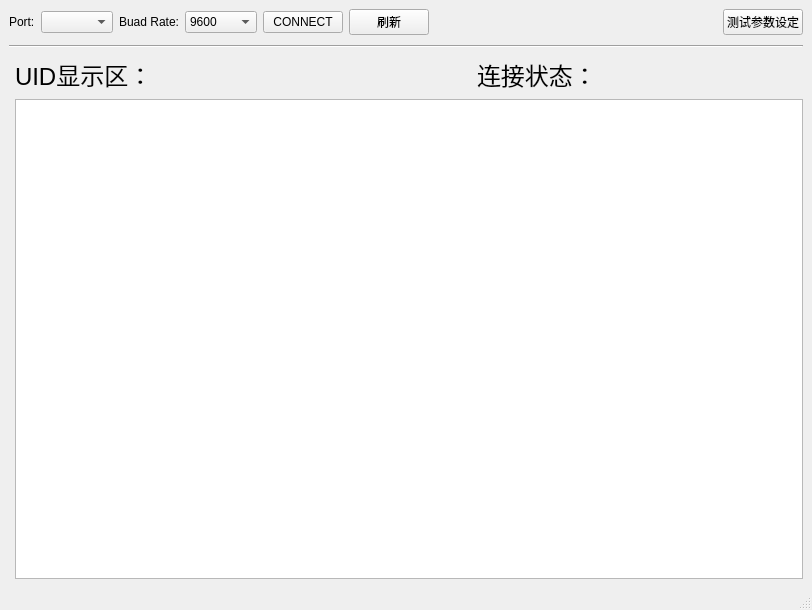
This is serialport.ui in inintrovert-zhang/qt_serial_app as Qt 5 draws it before an edit. The edited form follows.
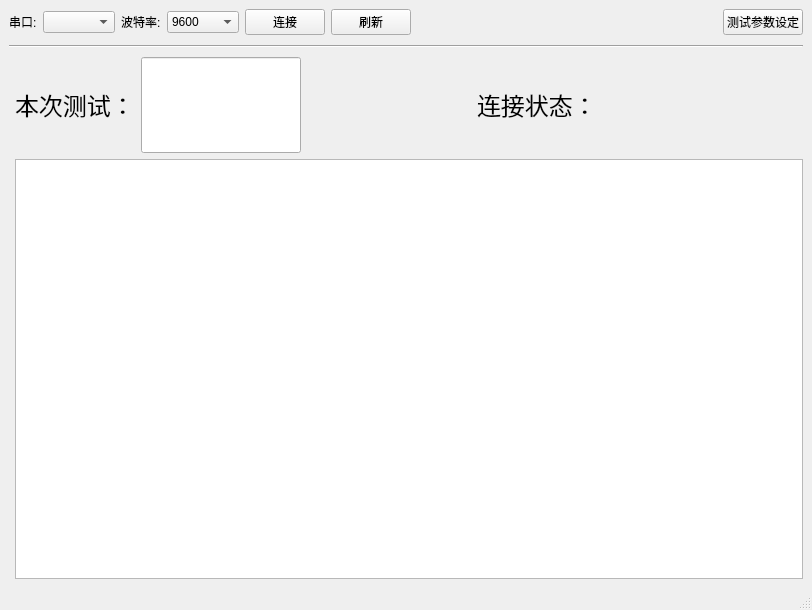
This is the edited form.

Commit message: 增加导入测试数据

The edit to the form file:
```diff
--- a/serialport.ui
+++ b/serialport.ui
@@ -20,7 +20,7 @@
       <item>
        <widget class="QLabel" name="label_2">
         <property name="text">
-         <string>Port:</string>
+         <string>串口:</string>
         </property>
        </widget>
       </item>
@@ -30,7 +30,7 @@
       <item>
        <widget class="QLabel" name="label_4">
         <property name="text">
-         <string>Buad Rate:</string>
+         <string>波特率:</string>
         </property>
        </widget>
       </item>
@@ -51,7 +51,7 @@
       <item>
        <widget class="QPushButton" name="OK">
         <property name="text">
-         <string>CONNECT</string>
+         <string>连接</string>
         </property>
        </widget>
       </item>
@@ -109,14 +109,46 @@
         </property>
         <property name="font">
          <font>
-          <family>Arial</family>
+          <family>AcadEref</family>
           <pointsize>18</pointsize>
-          <weight>50</weight>
-          <bold>false</bold>
          </font>
         </property>
         <property name="text">
-         <string>UID显示区：</string>
+         <string>本次测试：</string>
+        </property>
+       </widget>
+      </item>
+      <item>
+       <widget class="QLineEdit" name="lineEdit">
+        <property name="sizePolicy">
+         <sizepolicy hsizetype="Fixed" vsizetype="Fixed">
+          <horstretch>0</horstretch>
+          <verstretch>0</verstretch>
+         </sizepolicy>
+        </property>
+        <property name="minimumSize">
+         <size>
+          <width>120</width>
+          <height>60</height>
+         </size>
+        </property>
+        <property name="maximumSize">
+         <size>
+          <width>160</width>
+          <height>16777215</height>
+         </size>
+        </property>
+        <property name="font">
+         <font>
+          <family>黑体</family>
+          <pointsize>48</pointsize>
+         </font>
+        </property>
+        <property name="alignment">
+         <set>Qt::AlignCenter</set>
+        </property>
+        <property name="readOnly">
+         <bool>true</bool>
         </property>
        </widget>
       </item>
```
Left out of the diff: 2 changed lines with no effect on the pictures. The commit also changes 10 other files.
